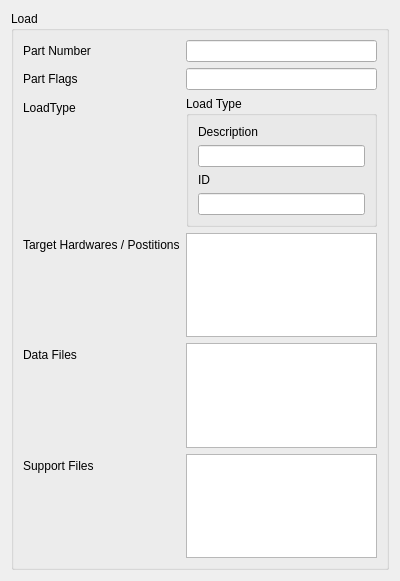
The window that lib/arinc665_qt/media/LoadWidget.ui (hirah2205/ARINC-665) describes before a commit, drawn with Qt 5.
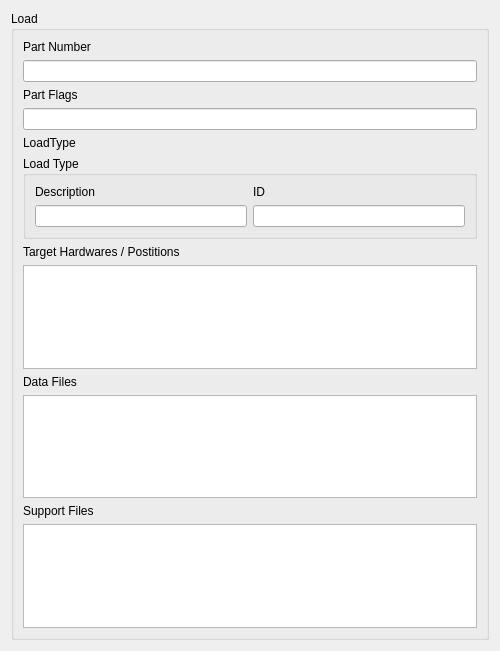
The same window after the commit.

Diff of the .ui file:
```diff
--- a/lib/arinc665_qt/media/LoadWidget.ui
+++ b/lib/arinc665_qt/media/LoadWidget.ui
@@ -7,8 +7,8 @@
    <rect>
     <x>0</x>
     <y>0</y>
-    <width>400</width>
-    <height>581</height>
+    <width>500</width>
+    <height>651</height>
    </rect>
   </property>
   <property name="windowTitle">
@@ -20,8 +20,8 @@
      <property name="title">
       <string>Load</string>
      </property>
-     <layout class="QFormLayout" name="formLayout">
-      <item row="1" column="0">
+     <layout class="QVBoxLayout" name="verticalLayout_3">
+      <item>
        <widget class="QLabel" name="lblPartNumber">
         <property name="text">
          <string>Part Number</string>
@@ -31,91 +31,10 @@
         </property>
        </widget>
       </item>
-      <item row="1" column="1">
+      <item>
        <widget class="QLineEdit" name="partNumber"/>
       </item>
-      <item row="4" column="1">
-       <widget class="QTreeView" name="targetHardwareIdsPositions">
-        <property name="alternatingRowColors">
-         <bool>true</bool>
-        </property>
-        <property name="selectionMode">
-         <enum>QAbstractItemView::NoSelection</enum>
-        </property>
-        <property name="selectionBehavior">
-         <enum>QAbstractItemView::SelectRows</enum>
-        </property>
-       </widget>
-      </item>
-      <item row="4" column="0">
-       <widget class="QLabel" name="lblTargetHardwaresPositions">
-        <property name="text">
-         <string>Target Hardwares / Postitions</string>
-        </property>
-        <property name="buddy">
-         <cstring>targetHardwareIdsPositions</cstring>
-        </property>
-       </widget>
-      </item>
-      <item row="5" column="1">
-       <widget class="QTableView" name="dataFiles">
-        <property name="alternatingRowColors">
-         <bool>true</bool>
-        </property>
-        <property name="selectionMode">
-         <enum>QAbstractItemView::NoSelection</enum>
-        </property>
-        <property name="selectionBehavior">
-         <enum>QAbstractItemView::SelectRows</enum>
-        </property>
-        <attribute name="horizontalHeaderStretchLastSection">
-         <bool>true</bool>
-        </attribute>
-        <attribute name="verticalHeaderVisible">
-         <bool>false</bool>
-        </attribute>
-       </widget>
-      </item>
-      <item row="6" column="1">
-       <widget class="QTableView" name="supportFiles">
-        <property name="alternatingRowColors">
-         <bool>true</bool>
-        </property>
-        <property name="selectionMode">
-         <enum>QAbstractItemView::NoSelection</enum>
-        </property>
-        <property name="selectionBehavior">
-         <enum>QAbstractItemView::SelectRows</enum>
-        </property>
-        <attribute name="horizontalHeaderStretchLastSection">
-         <bool>true</bool>
-        </attribute>
-        <attribute name="verticalHeaderVisible">
-         <bool>false</bool>
-        </attribute>
-       </widget>
-      </item>
-      <item row="5" column="0">
-       <widget class="QLabel" name="lblDataFiles">
-        <property name="text">
-         <string>Data Files</string>
-        </property>
-        <property name="buddy">
-         <cstring>dataFiles</cstring>
-        </property>
-       </widget>
-      </item>
-      <item row="6" column="0">
-       <widget class="QLabel" name="lblSupportFiles">
-        <property name="text">
-         <string>Support Files</string>
-        </property>
-        <property name="buddy">
-         <cstring>supportFiles</cstring>
-        </property>
-       </widget>
-      </item>
-      <item row="2" column="0">
+      <item>
        <widget class="QLabel" name="lblPartFlags">
         <property name="text">
          <string>Part Flags</string>
@@ -125,16 +44,26 @@
         </property>
        </widget>
       </item>
-      <item row="2" column="1">
+      <item>
        <widget class="QLineEdit" name="partFlags"/>
       </item>
-      <item row="3" column="1">
+      <item>
+       <widget class="QLabel" name="lblLoadType">
+        <property name="text">
+         <string>LoadType</string>
+        </property>
+        <property name="buddy">
+         <cstring>loadTypeDescription</cstring>
+        </property>
+       </widget>
+      </item>
+      <item>
        <widget class="QGroupBox" name="gbLoadType">
         <property name="title">
          <string>Load Type</string>
         </property>
-        <layout class="QVBoxLayout" name="verticalLayout_2">
-         <item>
+        <layout class="QGridLayout" name="gridLayout">
+         <item row="0" column="0">
           <widget class="QLabel" name="lblLoadTypeDescription">
            <property name="text">
             <string>Description</string>
@@ -144,14 +73,14 @@
            </property>
           </widget>
          </item>
-         <item>
+         <item row="1" column="0">
           <widget class="QLineEdit" name="loadTypeDescription">
            <property name="clearButtonEnabled">
             <bool>true</bool>
            </property>
           </widget>
          </item>
-         <item>
+         <item row="0" column="1">
           <widget class="QLabel" name="lblLoadTypeId">
            <property name="text">
             <string>ID</string>
@@ -161,7 +90,7 @@
            </property>
           </widget>
          </item>
-         <item>
+         <item row="1" column="1">
           <widget class="QLineEdit" name="loadTypeId">
            <property name="inputMask">
             <string>hhhH</string>
@@ -174,16 +103,87 @@
         </layout>
        </widget>
       </item>
-      <item row="3" column="0">
-       <widget class="QLabel" name="lblLoadType">
+      <item>
+       <widget class="QLabel" name="lblTargetHardwaresPositions">
         <property name="text">
-         <string>LoadType</string>
+         <string>Target Hardwares / Postitions</string>
         </property>
         <property name="buddy">
          <cstring>loadTypeDescription</cstring>
         </property>
        </widget>
       </item>
+      <item>
+       <widget class="QTreeView" name="targetHardwareIdsPositions">
+        <property name="alternatingRowColors">
+         <bool>true</bool>
+        </property>
+        <property name="selectionMode">
+         <enum>QAbstractItemView::NoSelection</enum>
+        </property>
+        <property name="selectionBehavior">
+         <enum>QAbstractItemView::SelectRows</enum>
+        </property>
+       </widget>
+      </item>
+      <item>
+       <widget class="QLabel" name="lblDataFiles">
+        <property name="text">
+         <string>Data Files</string>
+        </property>
+        <property name="buddy">
+         <cstring>dataFiles</cstring>
+        </property>
+       </widget>
+      </item>
+      <item>
+       <widget class="QTableView" name="dataFiles">
+        <property name="alternatingRowColors">
+         <bool>true</bool>
+        </property>
+        <property name="selectionMode">
+         <enum>QAbstractItemView::NoSelection</enum>
+        </property>
+        <property name="selectionBehavior">
+         <enum>QAbstractItemView::SelectRows</enum>
+        </property>
+        <attribute name="horizontalHeaderStretchLastSection">
+         <bool>true</bool>
+        </attribute>
+        <attribute name="verticalHeaderVisible">
+         <bool>false</bool>
+        </attribute>
+       </widget>
+      </item>
+      <item>
+       <widget class="QLabel" name="lblSupportFiles">
+        <property name="text">
+         <string>Support Files</string>
+        </property>
+        <property name="buddy">
+         <cstring>supportFiles</cstring>
+        </property>
+       </widget>
+      </item>
+      <item>
+       <widget class="QTableView" name="supportFiles">
+        <property name="alternatingRowColors">
+         <bool>true</bool>
+        </property>
+        <property name="selectionMode">
+         <enum>QAbstractItemView::NoSelection</enum>
+        </property>
+        <property name="selectionBehavior">
+         <enum>QAbstractItemView::SelectRows</enum>
+        </property>
+        <attribute name="horizontalHeaderStretchLastSection">
+         <bool>true</bool>
+        </attribute>
+        <attribute name="verticalHeaderVisible">
+         <bool>false</bool>
+        </attribute>
+       </widget>
+      </item>
      </layout>
     </widget>
    </item>
```
Left out of the diff: 3 changed lines with no effect on the pictures.
